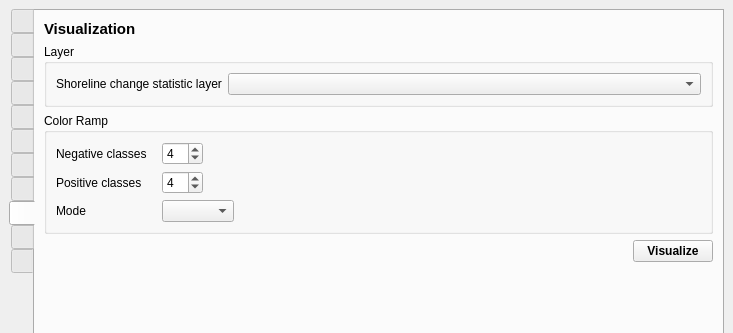
Qt form qscat/qscat_dockwidget_base.ui (qscat/qscat) before a commit; both pictures show x 0 to 733 and y 0 to 333 of the 733 by 903 pixel window.
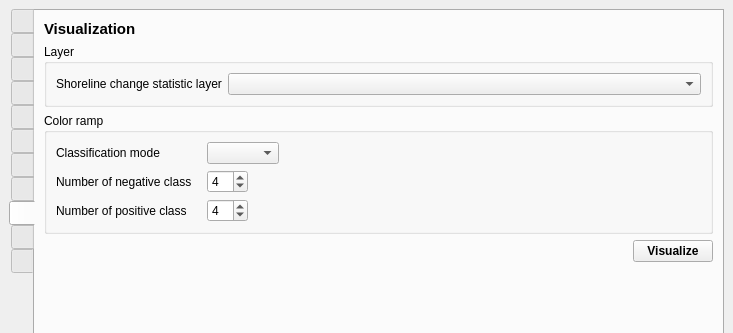
The same form after that commit. The open tabs and pages were chosen to show the change. Icons and pictures are not drawn. Custom widgets are drawn as their Qt base class.

```diff
--- a/qscat/qscat_dockwidget_base.ui
+++ b/qscat/qscat_dockwidget_base.ui
@@ -2162,7 +2162,7 @@
            </sizepolicy>
           </property>
           <property name="title">
-           <string>Color Ramp</string>
+           <string>Color ramp</string>
           </property>
           <layout class="QFormLayout" name="formLayout_16">
            <property name="fieldGrowthPolicy">
@@ -2171,40 +2171,15 @@
            <property name="horizontalSpacing">
             <number>15</number>
            </property>
-           <item row="0" column="1">
-            <widget class="QgsSpinBox" name="qsb_vis_neg_classes">
-             <property name="keyboardTracking">
-              <bool>true</bool>
-             </property>
-             <property name="maximum">
-              <number>10</number>
-             </property>
-             <property name="singleStep">
-              <number>1</number>
-             </property>
-             <property name="stepType">
-              <enum>QAbstractSpinBox::DefaultStepType</enum>
-             </property>
-             <property name="value">
-              <number>4</number>
-             </property>
-             <property name="displayIntegerBase">
-              <number>10</number>
-             </property>
-             <property name="clearValue">
-              <bool>true</bool>
-             </property>
-            </widget>
-           </item>
            <item row="1" column="0">
-            <widget class="QLabel" name="label_28">
+            <widget class="QLabel" name="label_30">
              <property name="text">
-              <string>Positive classes</string>
+              <string>Number of negative class</string>
              </property>
             </widget>
            </item>
            <item row="1" column="1">
-            <widget class="QgsSpinBox" name="qsb_vis_pos_classes">
+            <widget class="QgsSpinBox" name="qsb_vis_neg_classes">
              <property name="keyboardTracking">
               <bool>true</bool>
              </property>
@@ -2229,22 +2204,47 @@
             </widget>
            </item>
            <item row="2" column="0">
-            <widget class="QLabel" name="label_29">
+            <widget class="QLabel" name="label_28">
              <property name="text">
-              <string>Mode</string>
+              <string>Number of positive class</string>
              </property>
             </widget>
            </item>
            <item row="2" column="1">
-            <widget class="QComboBox" name="cb_vis_mode"/>
+            <widget class="QgsSpinBox" name="qsb_vis_pos_classes">
+             <property name="keyboardTracking">
+              <bool>true</bool>
+             </property>
+             <property name="maximum">
+              <number>10</number>
+             </property>
+             <property name="singleStep">
+              <number>1</number>
+             </property>
+             <property name="stepType">
+              <enum>QAbstractSpinBox::DefaultStepType</enum>
+             </property>
+             <property name="value">
+              <number>4</number>
+             </property>
+             <property name="displayIntegerBase">
+              <number>10</number>
+             </property>
+             <property name="clearValue">
+              <bool>true</bool>
+             </property>
+            </widget>
            </item>
            <item row="0" column="0">
-            <widget class="QLabel" name="label_30">
+            <widget class="QLabel" name="label_29">
              <property name="text">
-              <string>Negative classes</string>
+              <string>Classification mode</string>
              </property>
             </widget>
            </item>
+           <item row="0" column="1">
+            <widget class="QComboBox" name="cb_vis_mode"/>
+           </item>
           </layout>
          </widget>
         </item>
```
